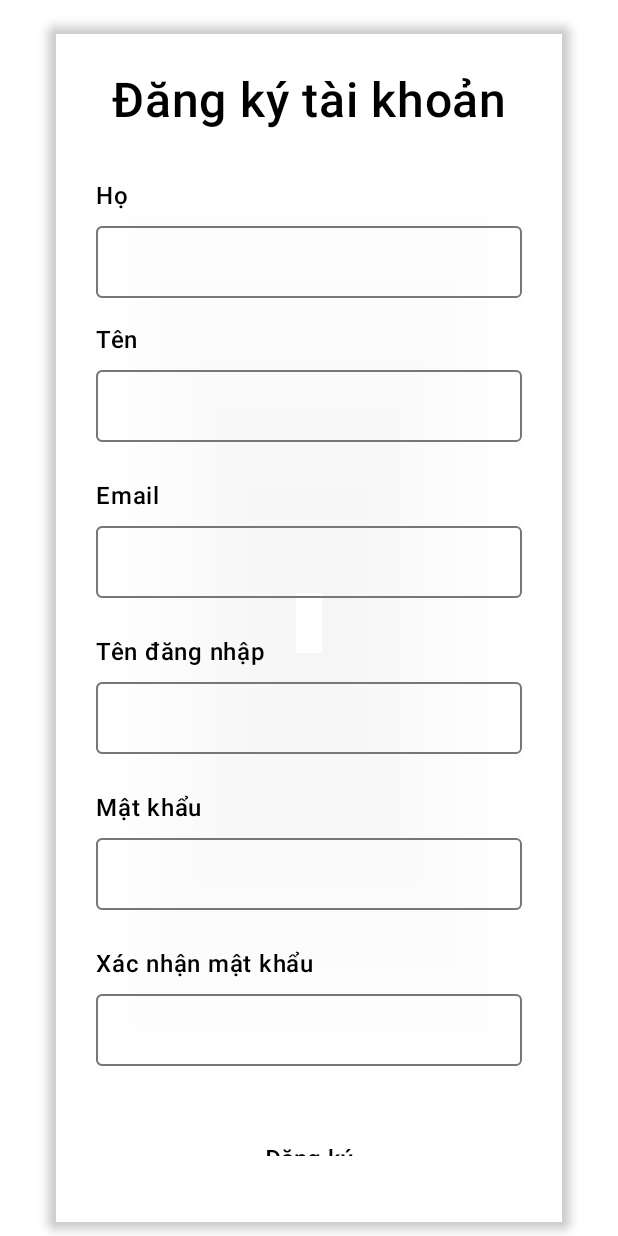
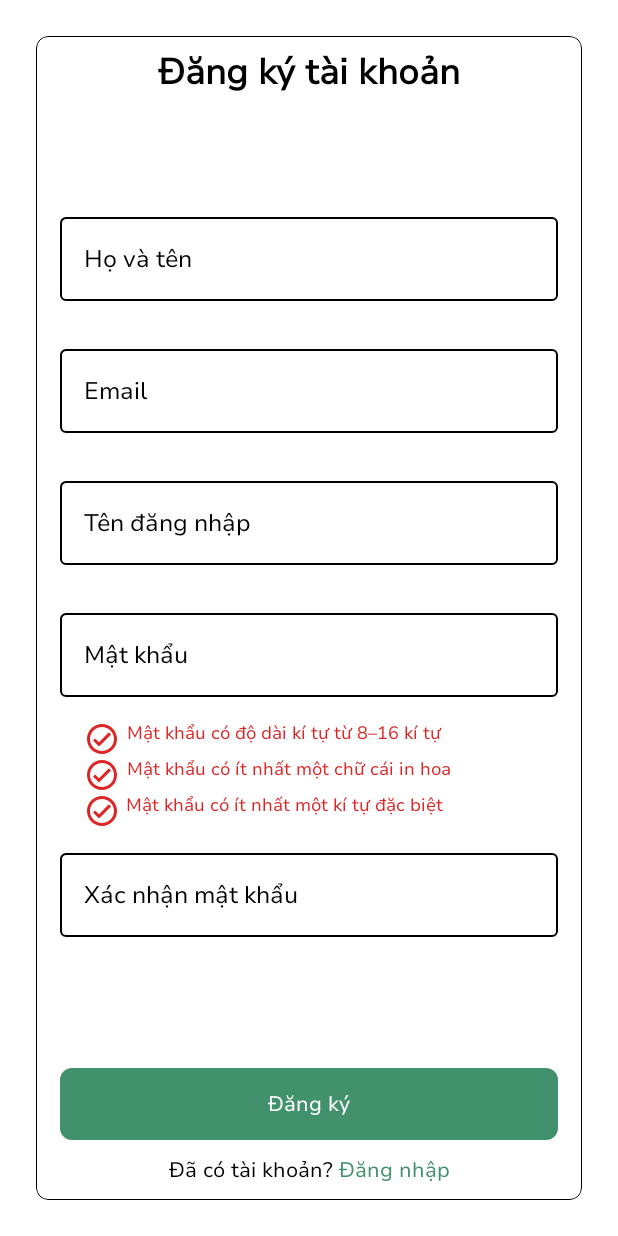
Before and after one commit to phu280604/CharityApplication, an Android app built with Jetpack Compose: the screen it shows after launch (RegisterFormActivity), on a phone screen of 412 x 824 dp. Run offline under Robolectric (Android 15) with nearby library versions, the phone set to English and light mode, and no system bars; our stand-ins replace Dagger/Hilt's generated code; Roboto replaces fonts that are not available here.

Commit message:
Done register form

```diff
--- a/app/src/main/java/com/developing/charityapplication/presentation/view/activity/RegisterFormActivity.kt
+++ b/app/src/main/java/com/developing/charityapplication/presentation/view/activity/RegisterFormActivity.kt
@@ -5,36 +5,56 @@ import androidx.activity.ComponentActivity
 import androidx.activity.compose.setContent
 import androidx.activity.enableEdgeToEdge
 import androidx.compose.foundation.background
+import androidx.compose.foundation.border
+import androidx.compose.foundation.clickable
+import androidx.compose.foundation.layout.Arrangement
 import androidx.compose.foundation.layout.Box
 import androidx.compose.foundation.layout.Column
-import androidx.compose.foundation.layout.PaddingValues
 import androidx.compose.foundation.layout.Row
+import androidx.compose.foundation.layout.WindowInsets
+import androidx.compose.foundation.layout.fillMaxSize
 import androidx.compose.foundation.layout.fillMaxWidth
 import androidx.compose.foundation.layout.height
 import androidx.compose.foundation.layout.padding
-import androidx.compose.foundation.layout.widthIn
+import androidx.compose.foundation.layout.systemBars
+import androidx.compose.foundation.layout.windowInsetsPadding
+import androidx.compose.foundation.layout.wrapContentHeight
+import androidx.compose.foundation.layout.wrapContentSize
+import androidx.compose.foundation.layout.wrapContentWidth
+import androidx.compose.foundation.lazy.LazyColumn
+import androidx.compose.foundation.lazy.itemsIndexed
 import androidx.compose.foundation.shape.RoundedCornerShape
-import androidx.compose.foundation.text.KeyboardOptions
+import androidx.compose.foundation.text.selection.TextSelectionColors
+import androidx.compose.material.icons.Icons
+import androidx.compose.material.icons.outlined.CheckCircle
 import androidx.compose.material3.Button
+import androidx.compose.material3.ButtonColors
 import androidx.compose.material3.ButtonDefaults
-import androidx.compose.material3.MaterialTheme
-import androidx.compose.material3.OutlinedTextField
+import androidx.compose.material3.Icon
+import androidx.compose.material3.OutlinedTextFieldDefaults
+import androidx.compose.material3.Scaffold
 import androidx.compose.material3.Text
-import androidx.compose.material3.TextButton
-import androidx.compose.material3.TextFieldDefaults
 import androidx.compose.runtime.Composable
 import androidx.compose.runtime.*
 import androidx.compose.ui.Alignment
 import androidx.compose.ui.Modifier
-import androidx.compose.ui.draw.shadow
+import androidx.compose.ui.draw.clip
+import androidx.compose.ui.graphics.Color
+import androidx.compose.ui.graphics.vector.ImageVector
+import androidx.compose.ui.res.stringResource
+import androidx.compose.ui.semantics.Role
 import androidx.compose.ui.text.font.FontWeight
-import androidx.compose.ui.text.input.KeyboardType
-import androidx.compose.ui.text.input.PasswordVisualTransformation
 import androidx.compose.ui.text.style.TextAlign
 import androidx.compose.ui.tooling.preview.Preview
 import androidx.compose.ui.unit.dp
-import androidx.compose.ui.unit.sp
+import com.developing.charityapplication.presentation.view.component.inputField.InputFieldConfig
+import com.developing.charityapplication.presentation.view.component.inputField.builder.InputFieldComponentBuilder
+import com.developing.charityapplication.presentation.view.component.text.TextConfig
+import com.developing.charityapplication.presentation.view.component.text.builder.TextComponentBuilder
+import com.developing.charityapplication.presentation.view.theme.AppColorTheme
+import com.developing.charityapplication.presentation.view.theme.AppTypography
 import com.developing.charityapplication.presentation.view.theme.HeartBellTheme
+import com.developing.charityapplication.R
 
 class RegisterFormActivity: ComponentActivity() {
     override fun onCreate(savedInstanceState: Bundle?) {
@@ -46,183 +66,293 @@ class RegisterFormActivity: ComponentActivity() {
     }
 
     @Composable
-    fun RegisterForm(
-        onRegisterClick: () -> Unit = {},
-        onLoginClick: () -> Unit = {}
+    fun RegisterForm() {
+        // State for form fields
+        val textFieldConfig = createTextFieldDefault()
+        val textConfig = createTextDefault()
+
+        var inputValues by remember { mutableStateOf(List(5) {""}) }
+        val labelValues = listOf(
+            R.string.name,
+            R.string.email,
+            R.string.username,
+            R.string.password,
+            R.string.repassword
+        )
+
+        Column(
+            modifier = Modifier
+                .fillMaxSize()
+                .padding(24.dp)
+                .clip(RoundedCornerShape(8.dp))
+                .background(
+                    color = AppColorTheme.primary,
+                    shape = RoundedCornerShape(8.dp)
+                )
+                .border(
+                    width = 0.56f.dp,
+                    color = AppColorTheme.onPrimary,
+                    shape = RoundedCornerShape(8.dp)
+                )
+                .padding(horizontal = 16.dp),
+            verticalArrangement = Arrangement.SpaceAround,
+            horizontalAlignment = Alignment.CenterHorizontally
         ) {
-        // State for form fields
-        var firstName by remember { mutableStateOf("") }
-        var lastName by remember { mutableStateOf("") }
-        var email by remember { mutableStateOf("") }
-        var username by remember { mutableStateOf("") }
-        var password by remember { mutableStateOf("") }
-        var confirmPassword by remember { mutableStateOf("") }
+            // region - Header Section -
+            TextComponentBuilder()
+                .withConfig(
+                    textConfig.copy(
+                        text = stringResource(id = R.string.regis_form),
+                        textStyle = AppTypography.headlineMedium.copy(
+                            fontWeight = FontWeight.SemiBold
+                        ),
+                        modifier = Modifier
+                            .padding(top = 8.dp)
 
+                    )
+                )
+                .build()
+                .BaseDecorate {  }
+            // endregion
 
-        Box(
+            // region - Body Section -
+            LazyColumn(
                 modifier = Modifier
                     .fillMaxWidth()
-                .background(MaterialTheme.colorScheme.primary)
-                .padding(horizontal = 16.dp),
-            contentAlignment = Alignment.Center
+                    .weight(1f),
+                verticalArrangement = Arrangement.spacedBy(8.dp, Alignment.CenterVertically),
+                horizontalAlignment = Alignment.CenterHorizontally
             ) {
-            Column(
-                modifier = Modifier
-                    .widthIn(max = 480.dp)
-                    .fillMaxWidth()
-                    .padding(16.dp, 16.dp, 16.dp, 9.dp)
-            ) {
-                Column(
+                itemsIndexed(inputValues){
+                    index, item ->
+                    InputFieldComponentBuilder()
+                        .withConfig(
+                            textFieldConfig.copy(
+                                value = item,
+                                onValueChange = {
+                                    inputValues = inputValues.toMutableList().apply { set(index, it) }
+                                                },
+                                label = {
+                                    TextComponentBuilder()
+                                        .withConfig(
+                                            textConfig.copy(
+                                                text = stringResource(id = labelValues[index])
+                                            )
+                                        )
+                                        .build()
+                                        .BaseDecorate {  }
+                                },
+                                supportText = { /*TODO: Implement supportText*/ },
+                                maxLine = 1,
+                                shape = RoundedCornerShape(4.dp),
                                 modifier = Modifier
                                     .fillMaxWidth()
-                        .shadow(
-                            elevation = 4.dp,
-                            shape = RoundedCornerShape(8.dp)
                             )
-                        .padding(32.dp),
-                    horizontalAlignment = Alignment.CenterHorizontally
+                        )
+                        .build()
+                        .BaseDecorate {  }
+
+                    if (index == labelValues.indexOf(R.string.password))
+                        PasswordChecker(inputValues[index])
+                }
+            }
+            // endregion
+
+            // region - Footer Section -
+            Button(
+                onClick = { /*TODO: Implement register logic*/ },
+                colors = ButtonDefaults.buttonColors(
+                    containerColor = AppColorTheme.secondary,
+                    contentColor = AppColorTheme.onSecondaryContainer
+                ),
+                shape = RoundedCornerShape(8.dp),
+                modifier = Modifier
+                    .fillMaxWidth()
+                    .height(48.dp)
             ) {
                 Text(
-                        text = "Đăng ký tài khoản",
-                        fontSize = 32.sp,
-                        fontWeight = FontWeight.SemiBold,
-                        color = MaterialTheme.colorScheme.onPrimary,
-                        textAlign = TextAlign.Center
-                    )
-
-                    // First Name Field
-                    FormField(
-                        value = lastName,
-                        onValueChange = { lastName = it },
-                        label = "Họ",
-                        modifier = Modifier.padding(top = 32.dp),
-                    )
-
-                    // Last Name Field
-                    FormField(
-                        value = firstName,
-                        onValueChange = { firstName = it },
-                        label = "Tên",
-                        modifier = Modifier.padding(top = 16.dp),
-                    )
-
-                    // Email Field
-                    FormField(
-                        value = email,
-                        onValueChange = { email = it },
-                        label = "Email",
-                        modifier = Modifier.padding(top = 24.dp),
-                        keyboardType = KeyboardType.Email,
-                    )
-
-                    // Username Field
-                    FormField(
-                        value = username,
-                        onValueChange = { username = it },
-                        label = "Tên đăng nhập",
-                        modifier = Modifier.padding(top = 24.dp),
-                    )
-
-                    // Password Field
-                    FormField(
-                        value = password,
-                        onValueChange = { password = it },
-                        label = "Mật khẩu",
-                        modifier = Modifier.padding(top = 24.dp),
-                        isPassword = true,
-                    )
-
-                    // Confirm Password Field
-                    FormField(
-                        value = confirmPassword,
-                        onValueChange = { confirmPassword = it },
-                        label = "Xác nhận mật khẩu",
-                        modifier = Modifier.padding(top = 24.dp),
-                        isPassword = true,
-                    )
-
-                    // Register Button
-                    Button(
-                        onClick = onRegisterClick,
-                        modifier = Modifier
-                            .fillMaxWidth()
-                            .padding(top = 40.dp),
-                        shape = RoundedCornerShape(4.dp)
-                    ) {
-                        Text(
-                            text = "Đăng ký",
-                            fontSize = 16.sp,
-                            fontWeight = FontWeight.SemiBold,
-                            modifier = Modifier.padding(vertical = 4.dp)
+                    text = stringResource(id = R.string.sign_up),
+                    style = AppTypography.bodyMedium
                 )
             }
 
-                    // Login Link
             Row(
                 modifier = Modifier
-                            .padding(top = 24.dp)
-                            .align(Alignment.CenterHorizontally),
-                        verticalAlignment = Alignment.CenterVertically
+                    .fillMaxWidth()
+                    .height(40.dp),
+                verticalAlignment = Alignment.CenterVertically,
+                horizontalArrangement = Arrangement.spacedBy(4.dp, Alignment.CenterHorizontally)
             ) {
-                        Text(
-                            text = "Đã có tài khoản?",
-                            fontWeight = FontWeight.Normal
+                val question = TextComponentBuilder()
+                    .withConfig(
+                        textConfig.copy(
+                            text = stringResource(id = R.string.regis_question),
+                            textStyle = AppTypography.bodyMedium,
+                            color = AppColorTheme.onPrimary
                         )
-                        TextButton(
-                            onClick = onLoginClick,
-                            contentPadding = PaddingValues(0.dp)
-                        ) {
-                            Text(
-                                text = "Đăng nhập",
-                                fontWeight = FontWeight.Medium
                     )
+                    .build()
+
+                question.BaseDecorate {  }
+                TextComponentBuilder()
+                    .withConfig(
+                        question.getConfig().copy(
+                            text = stringResource(id = R.string.login),
+                            color = AppColorTheme.secondary,
+                            modifier = Modifier
+                                .clickable(
+                                    onClick = { /*TODO: Implement login logic*/ },
+                                    role = Role.Button
+                                )
+                        )
+                    )
+                    .build()
+                    .BaseDecorate {  }
+            }
+            // endregion
         }
     }
+
+    @Composable
+    fun PasswordChecker(value: String){
+        val elementCheckers = listOf(
+            R.string.length_condi,
+            R.string.caplock_condi,
+            R.string.special_condi
+        )
+
+        Column (
+            modifier = Modifier
+                .fillMaxWidth()
+                .padding(start = 16.dp)
+        ) {
+            elementCheckers.forEachIndexed{
+                index, item ->
+
+                var isCheck: Boolean = false
+
+                when (index){
+                    0 -> isCheck = isValidLength(value)
+                    1 -> isCheck = hasUpperCase(value)
+                    2 -> isCheck = hasSpecialCharacter(value)
                 }
+
+                val color = if (isCheck) AppColorTheme.secondary else AppColorTheme.onError
+                val icon = Icons.Outlined.CheckCircle
+
+                PasswordElementChecker(
+                    icon = icon,
+                    label = item,
+                    color = color
+                )
             }
         }
     }
 
     @Composable
-    private fun FormField(
-        value: String,
-        onValueChange: (String) -> Unit,
-        label: String,
-        modifier: Modifier = Modifier,
-        isPassword: Boolean = false,
-        keyboardType: KeyboardType = KeyboardType.Text,
+    fun PasswordElementChecker(
+        icon: ImageVector,
+        label: Int,
+        color: Color
+        ){
+        Row(
+            modifier = Modifier
+                .wrapContentSize(),
+            horizontalArrangement = Arrangement.Absolute.Right
         ) {
-        Column(
-            modifier = modifier.fillMaxWidth(),
-            horizontalAlignment = Alignment.Start
-        ) {
+            Icon(
+                imageVector = icon,
+                contentDescription = null,
+                tint = color
+            )
             Text(
-                text = label,
-                fontWeight = FontWeight.Medium,
-                color = MaterialTheme.colorScheme.onPrimary,
-                modifier = Modifier.padding(bottom = 8.dp)
-            )
-
-            OutlinedTextField(
-                value = value,
-                onValueChange = onValueChange,
-                modifier = Modifier
-                    .fillMaxWidth()
-                    .height(48.dp),
-                shape = RoundedCornerShape(4.dp),
-                singleLine = true,
-                keyboardOptions = KeyboardOptions(keyboardType = keyboardType),
-                visualTransformation = if (isPassword) PasswordVisualTransformation() else androidx.compose.ui.text.input.VisualTransformation.None
+                text = stringResource(id = label),
+                color = color,
+                style = AppTypography.labelMedium,
+                textAlign = TextAlign.Center,
+                modifier = Modifier.padding(start = 4.dp)
             )
         }
     }
+
+    fun isValidLength(value: String): Boolean {
+        return value.length in 8..16
+    }
+
+    fun hasUpperCase(value: String): Boolean {
+        return value.any { it.isUpperCase() }
+    }
+
+    fun hasSpecialCharacter(value: String): Boolean {
+        val specialChars = "!@#\$%^&*(),.?\":{}|<>"
+        return value.any { it in specialChars }
+    }
+
+    // region --- Creator Component ---
+
+    @Composable
+    fun createTextFieldDefault() : InputFieldConfig {
+        val colorTextField = OutlinedTextFieldDefaults.colors(
+            focusedContainerColor = AppColorTheme.primary,
+            focusedTextColor = AppColorTheme.onPrimary,
+            focusedBorderColor = AppColorTheme.onPrimary,
+            unfocusedContainerColor = AppColorTheme.primary,
+            unfocusedTextColor = AppColorTheme.onPrimary,
+            unfocusedBorderColor = AppColorTheme.onPrimary,
+            cursorColor = AppColorTheme.onPrimary,
+            selectionColors = TextSelectionColors(
+                handleColor = AppColorTheme.onBackground,
+                backgroundColor = AppColorTheme.background
+            )
+        )
+        return remember {
+            InputFieldComponentBuilder()
+                .withConfig(
+                    InputFieldConfig(
+                        color = colorTextField
+                    )
+                )
+                .build()
+                .getConfig()
+        }
+    }
+
+    @Composable
+    fun createTextDefault() : TextConfig {
+        return remember {
+            TextComponentBuilder()
+                .withConfig(
+                    TextConfig(
+                        color = AppColorTheme.onPrimary,
+                        textStyle = AppTypography.titleMedium
+                    )
+                )
+                .build()
+                .getConfig()
+        }
+    }
+
+    // endregion
 
     // Preview function for development
     @Preview
     @Composable
     fun RegisterFormPreview() {
         HeartBellTheme {
+            Scaffold(
+                modifier = Modifier.windowInsetsPadding(WindowInsets.systemBars)
+            ) { innerPadding ->
+                Box(
+                    modifier = Modifier
+                        .fillMaxSize()
+                        .padding(innerPadding)
+                        .background(
+                            color = AppColorTheme.primary
+                        )
+                ){
                     RegisterForm()
                 }
             }
         }
+    }
+}
--- a/app/src/main/java/com/developing/charityapplication/presentation/view/component/inputField/InputFieldComponent.kt
+++ b/app/src/main/java/com/developing/charityapplication/presentation/view/component/inputField/InputFieldComponent.kt
@@ -1,13 +1,19 @@
 package com.developing.charityapplication.presentation.view.component.inputField
 
 
+import androidx.compose.foundation.layout.Box
+import androidx.compose.foundation.layout.fillMaxSize
+import androidx.compose.foundation.layout.fillMaxWidth
 import androidx.compose.foundation.text.BasicTextField
 import androidx.compose.material3.OutlinedTextField
 import androidx.compose.material3.OutlinedTextFieldDefaults
 import androidx.compose.material3.Text
+import androidx.compose.material3.TextField
 import androidx.compose.material3.TextFieldColors
 import androidx.compose.material3.TextFieldDefaults
 import androidx.compose.runtime.Composable
+import androidx.compose.ui.Alignment
+import androidx.compose.ui.Modifier
 import com.developing.charityapplication.presentation.view.component.inputField.decorator.IInputFieldComponentDecorator
 
 class InputFieldComponent(
@@ -40,18 +46,31 @@ class InputFieldComponent(
     @Composable
     override fun BasicDecorate(content: @Composable (() -> Unit)) {
         BasicTextField(
+            value = "",
+            onValueChange = {}
+        )
+        BasicTextField(
             value = config.value,
             onValueChange = config.onValueChange ?: {},
             textStyle = config.valueStyle,
-
             maxLines = config.maxLine,
             minLines = config.minLine,
             modifier = config.modifier,
             visualTransformation = config.visualTransformation,
             keyboardOptions = config.keyboardOptions,
+            keyboardActions = config.keyboardActions,
         ){
             content
         }
+        TextField(
+            value = "",
+            onValueChange = {}
+        )
+    }
+
+    @Composable
+    fun ComposableEmty(){
+
     }
 
     override fun getConfig(): InputFieldConfig {
--- a/app/src/main/java/com/developing/charityapplication/presentation/view/component/inputField/InputFieldConfig.kt
+++ b/app/src/main/java/com/developing/charityapplication/presentation/view/component/inputField/InputFieldConfig.kt
@@ -23,6 +23,7 @@ data class InputFieldConfig (
     var shape: Shape = RectangleShape,
     var maxLine: Int = Int.MAX_VALUE,
     var minLine: Int = 1,
+    val decorateBox: (@Composable () -> Unit)? = null,
     var visualTransformation: VisualTransformation = VisualTransformation.None,
     var leadingIcon: @Composable (() -> Unit)? = null,
     var keyboardOptions: KeyboardOptions = KeyboardOptions.Default,
--- a/app/src/main/java/com/developing/charityapplication/presentation/view/theme/Theme.kt
+++ b/app/src/main/java/com/developing/charityapplication/presentation/view/theme/Theme.kt
@@ -46,13 +46,16 @@ private val LightColorScheme = lightColorScheme(
     onError = Red
 )
 
+var AppColorTheme: ColorScheme = LightColorScheme
+    private set
+
 @Composable
 fun HeartBellTheme(
     darkTheme: Boolean = isSystemInDarkTheme(),
     dynamicColor: Boolean = false,
     content: @Composable () -> Unit
 ) {
-    val colorScheme = when {
+    val AppColorTheme = when {
         dynamicColor && Build.VERSION.SDK_INT >= Build.VERSION_CODES.S -> {
             val context = LocalContext.current
             if (darkTheme) dynamicDarkColorScheme(context) else dynamicLightColorScheme(context)
@@ -65,13 +68,13 @@ fun HeartBellTheme(
     if (!view.isInEditMode) {
         SideEffect {
             val window = (view.context as Activity).window
-            window.statusBarColor = colorScheme.primary.toArgb()
+            window.statusBarColor = AppColorTheme.primary.toArgb()
             WindowCompat.getInsetsController(window, view).isAppearanceLightStatusBars = !darkTheme
         }
     }
 
     MaterialTheme(
-        colorScheme = colorScheme,
+        colorScheme = AppColorTheme,
         typography = AppTypography,
         content = content
     )
--- a/app/src/main/res/values/values_vi.xml
+++ b/app/src/main/res/values/values_vi.xml
@@ -31,4 +31,13 @@
     <string name="authentication_button">Xác thực</string>
     <string name="question_authentication">Bạn không nhận được mã?</string>
     <string name="resend">Gửi lại</string>
+    <string name="regis_form">Đăng ký tài khoản</string>
+    <string name="name">Họ và tên</string>
+    <string name="email">Email</string>
+    <string name="username">Tên đăng nhập</string>
+    <string name="repassword">Xác nhận mật khẩu</string>
+    <string name="regis_question">Đã có tài khoản?</string>
+    <string name="length_condi">Mật khẩu có độ dài kí tự từ 8–16 kí tự</string>
+    <string name="caplock_condi">Mật khẩu có ít nhất một chữ cái in hoa</string>
+    <string name="special_condi">Mật khẩu có ít nhất một kí tự đặc biệt</string>
 </resources>
```
Lines whose indentation alone changed are shown as unchanged.
